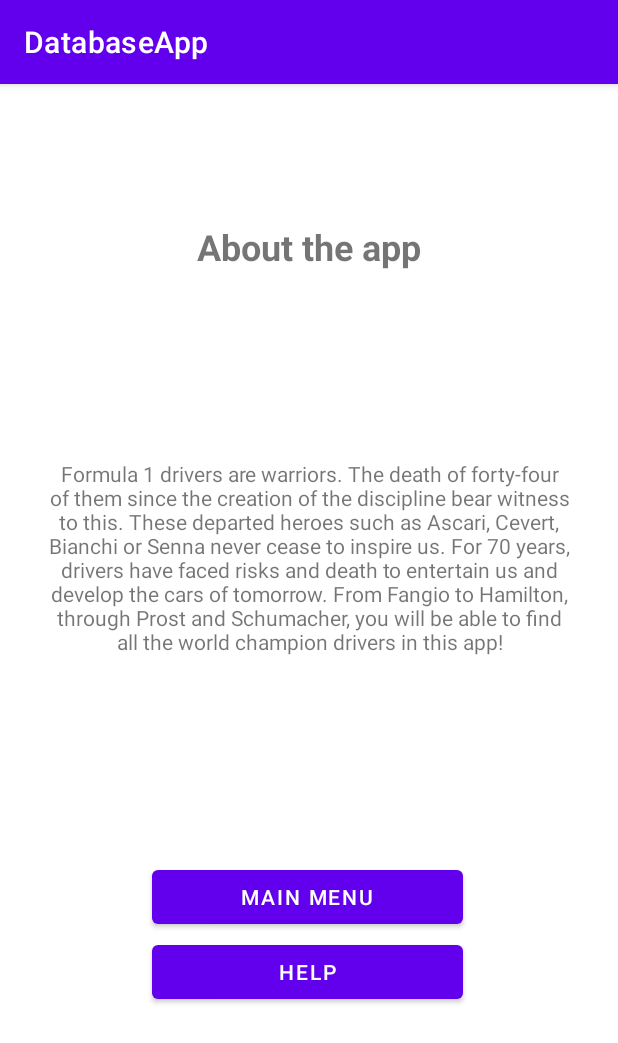
After one commit to ABethuel/Database-App, an Android app: the AboutActivity screen opened directly, with no data from a screen before it, on a phone screen of 412 x 824 dp. The commit adds this screen. Shown: the top 1043 px of the screen. Run offline under Robolectric (Android 15) with nearby library versions, the phone set to English and light mode, and no system bars.

Commit message:
Help and about activities

```diff
--- a/app/src/main/AndroidManifest.xml
+++ b/app/src/main/AndroidManifest.xml
@@ -9,6 +9,8 @@
         android:roundIcon="@mipmap/ic_launcher_round"
         android:supportsRtl="true"
         android:theme="@style/Theme.DatabaseApp">
+        <activity android:name=".AboutActivity"></activity>
+        <activity android:name=".HelpActivity" />
         <activity android:name=".MainActivity">
             <intent-filter>
                 <action android:name="android.intent.action.MAIN" />
--- /dev/null
+++ b/app/src/main/java/com/example/databaseapp/AboutActivity.java
@@ -0,0 +1,45 @@
+package com.example.databaseapp;
+
+import androidx.appcompat.app.AppCompatActivity;
+
+import android.content.Intent;
+import android.os.Bundle;
+import android.view.View;
+import android.widget.Button;
+
+public class AboutActivity extends AppCompatActivity {
+
+    Button backToMainActivity;
+    Button helpButton;
+
+    @Override
+    protected void onCreate(Bundle savedInstanceState) {
+        super.onCreate(savedInstanceState);
+        setContentView(R.layout.activity_about);
+
+        setupControls();
+    }
+
+    private void setupControls()
+    {
+        backToMainActivity = findViewById(R.id.backToMainActivityButton);
+        backToMainActivity.setOnClickListener(new View.OnClickListener() {
+            @Override
+            public void onClick(View v)
+            {
+                Intent intent = new Intent(getBaseContext(), MainActivity.class);
+                startActivity(intent);
+            }
+        });
+
+        helpButton = findViewById(R.id.helpButton);
+        helpButton.setOnClickListener(new View.OnClickListener() {
+            @Override
+            public void onClick(View v)
+            {
+                Intent intent = new Intent(getBaseContext(), HelpActivity.class);
+                startActivity(intent);
+            }
+        });
+    }
+}
--- /dev/null
+++ b/app/src/main/res/layout/activity_about.xml
@@ -0,0 +1,65 @@
+<RelativeLayout
+    android:id="@+id/activity_main"
+    xmlns:android="http://schemas.android.com/apk/res/android"
+    xmlns:tools="http://schemas.android.com/tools"
+    android:layout_width="match_parent"
+    android:layout_height="match_parent"
+    android:paddingLeft="16dp"
+    android:paddingRight="16dp"
+    android:paddingTop="16dp"
+    android:paddingBottom="16dp"
+    tools:context=".MainActivity">
+
+    <Button
+        android:id="@+id/helpButton"
+        android:layout_width="207dp"
+        android:layout_height="wrap_content"
+        android:layout_alignParentEnd="true"
+        android:layout_alignParentRight="true"
+        android:layout_alignParentBottom="true"
+        android:layout_centerHorizontal="true"
+        android:layout_marginEnd="87dp"
+        android:layout_marginRight="87dp"
+        android:layout_marginBottom="136dp"
+        android:text="Help" />
+
+    <Button
+        android:id="@+id/backToMainActivityButton"
+        android:layout_width="207dp"
+        android:layout_height="wrap_content"
+        android:layout_alignParentEnd="true"
+        android:layout_alignParentRight="true"
+        android:layout_alignParentBottom="true"
+        android:layout_centerHorizontal="true"
+        android:layout_marginEnd="87dp"
+        android:layout_marginRight="87dp"
+        android:layout_marginBottom="186dp"
+        android:text="Main Menu" />
+
+    <TextView
+        android:id="@+id/textView"
+        android:layout_width="348dp"
+        android:layout_height="219dp"
+        android:layout_alignParentTop="true"
+        android:layout_centerInParent="true"
+        android:layout_marginTop="190dp"
+        android:gravity="center"
+        android:text="Formula 1 drivers are warriors. The death of forty-four of them since the
+creation of the discipline bear witness to this. These departed heroes such as
+Ascari, Cevert, Bianchi or Senna never cease to inspire us. For 70 years,
+drivers have faced risks and death to entertain us and develop the cars of
+tomorrow. From Fangio to Hamilton, through Prost and Schumacher, you will be
+able to find all the world champion drivers in this app!"
+        android:textSize="14sp" />
+
+    <TextView
+        android:id="@+id/textView3"
+        android:layout_width="wrap_content"
+        android:layout_height="wrap_content"
+        android:layout_alignParentTop="true"
+        android:layout_centerHorizontal="true"
+        android:layout_marginTop="76dp"
+        android:text="About the app"
+        android:textSize="24sp"
+        android:textStyle="bold" />
+</RelativeLayout>
```
Also changed, not shown: app/src/main/java/com/example/databaseapp/HelpActivity.java (added, +45 -0 lines), app/src/main/java/com/example/databaseapp/MainActivity.java (+29 -2 lines), app/src/main/res/layout/activity_help.xml (added, +61 -0 lines), app/src/main/res/layout/activity_main.xml (+50 -5 lines).
